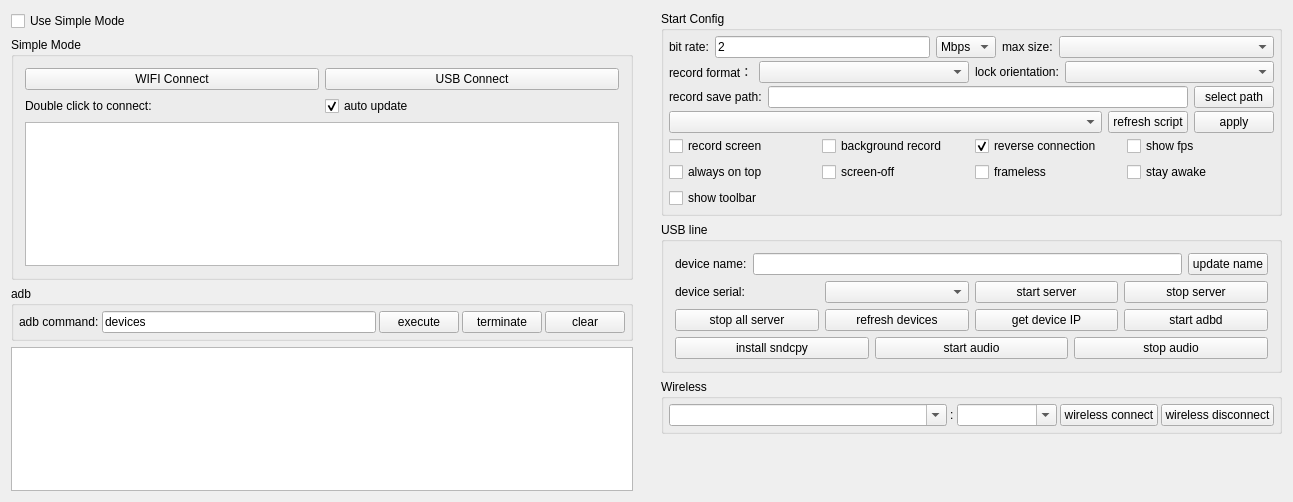
Above: QtScrcpy/ui/dialog.ui from AINomadD3v/farm-manager before the change. Below: the same form after it.
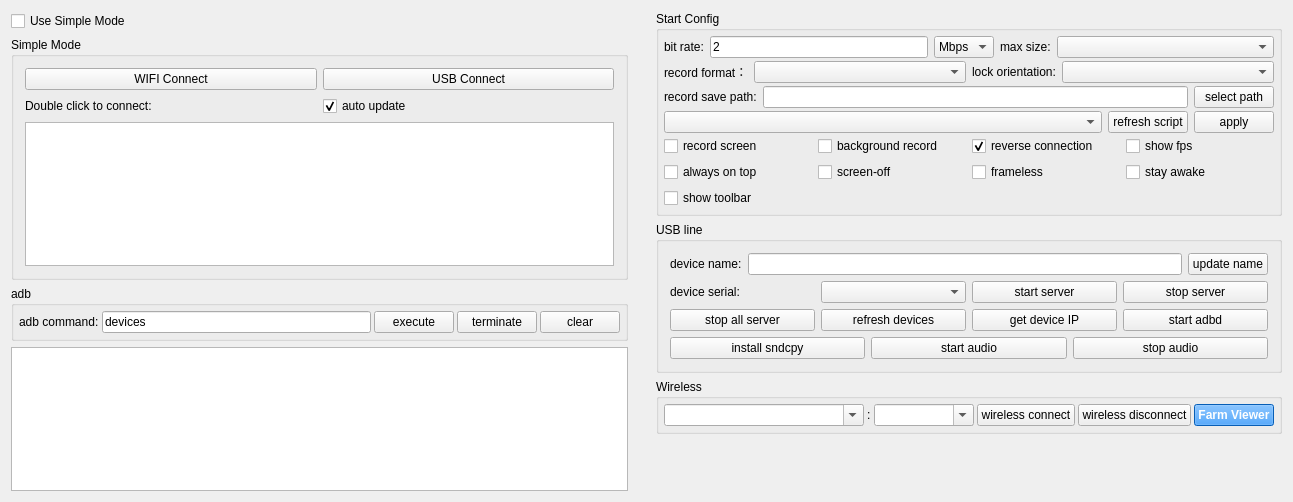
That is the form after the change.

Commit message: feat: complete QtScrcpy Phone Farm Manager implementation

```diff
--- a/QtScrcpy/ui/dialog.ui
+++ b/QtScrcpy/ui/dialog.ui
@@ -1147,6 +1147,25 @@
            </property>
           </widget>
          </item>
+         <item>
+          <widget class="QPushButton" name="farmViewBtn">
+           <property name="sizePolicy">
+            <sizepolicy hsizetype="Preferred" vsizetype="Preferred">
+             <horstretch>0</horstretch>
+             <verstretch>0</verstretch>
+            </sizepolicy>
+           </property>
+           <property name="text">
+            <string>Farm Viewer</string>
+           </property>
+           <property name="autoDefault">
+            <bool>false</bool>
+           </property>
+           <property name="styleSheet">
+            <string>QPushButton { background-color: #0a84ff; color: white; font-weight: bold; }</string>
+           </property>
+          </widget>
+         </item>
         </layout>
        </widget>
       </item>
```
The commit also changes 17 other files.
